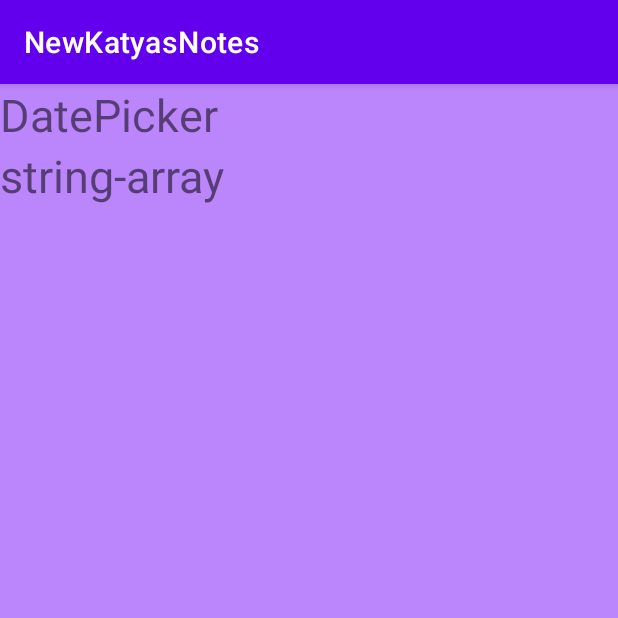
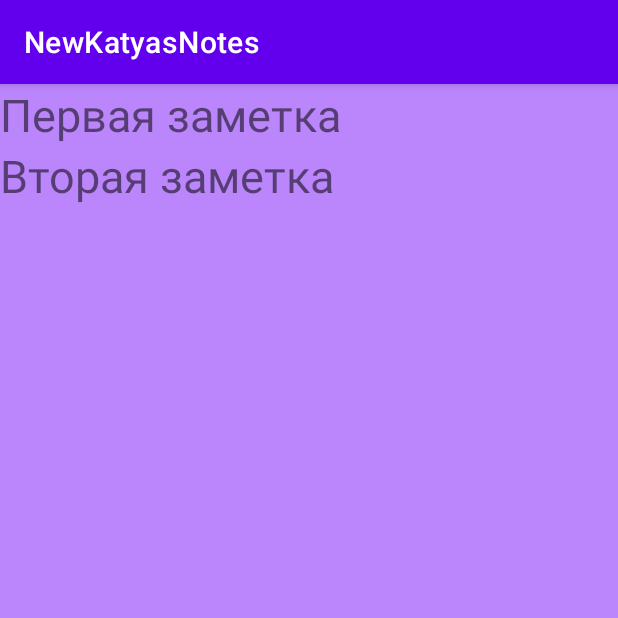
Before and after one commit to KaterinaTroitskaya/NewKatyasNotes, an Android app: the screen it shows after launch (MainActivity), on a phone screen of 412 x 824 dp, the top half of it. Run offline under Robolectric (Android 15) with nearby library versions, the phone set to English and light mode, and no system bars.

Commit message:
Дописала неработающее приложение буквально по коду урока. В горизонтальном положении открывается и сразу падает. В вертикальном отображает нормально фрагмент с названиями, а фрагмент с текстом слипается с названием. При повороте экрана сразу - падает. Если сначала выбрать заметку, то переходит в горизонтальное положение, но текст заметки отображается слева, вместе с названием. Все попытки починить приводят только к еще большей поломке.

```diff
--- a/app/src/main/java/com/example/newkatyasnotes/MainActivity.java
+++ b/app/src/main/java/com/example/newkatyasnotes/MainActivity.java
@@ -1,11 +1,9 @@
 package com.example.newkatyasnotes;
+
+import android.os.Bundle;
 
 import androidx.appcompat.app.AppCompatActivity;
 import androidx.fragment.app.Fragment;
-
-import android.content.res.Configuration;
-import android.media.VolumeShaper;
-import android.os.Bundle;
 
 public class MainActivity extends AppCompatActivity {
 
--- a/app/src/main/res/layout-land/activity_main.xml
+++ b/app/src/main/res/layout-land/activity_main.xml
@@ -1,9 +1,9 @@
 <?xml version="1.0" encoding="utf-8"?>
 <LinearLayout xmlns:android="http://schemas.android.com/apk/res/android"
-    xmlns:app="http://schemas.android.com/apk/res-auto"
     xmlns:tools="http://schemas.android.com/tools"
     android:layout_width="match_parent"
     android:layout_height="match_parent"
+    android:orientation="horizontal"
     tools:context=".MainActivity">
 
     <FrameLayout
--- a/app/src/main/res/layout/activity_main.xml
+++ b/app/src/main/res/layout/activity_main.xml
@@ -1,6 +1,5 @@
 <?xml version="1.0" encoding="utf-8"?>
 <LinearLayout xmlns:android="http://schemas.android.com/apk/res/android"
-    xmlns:app="http://schemas.android.com/apk/res-auto"
     xmlns:tools="http://schemas.android.com/tools"
     android:layout_width="match_parent"
     android:layout_height="match_parent"
--- a/app/src/main/res/layout/fragment_texts.xml
+++ b/app/src/main/res/layout/fragment_texts.xml
@@ -6,13 +6,13 @@
     android:background="@color/purple_700">
 
     <androidx.appcompat.widget.AppCompatTextView
-        android:id="@+id/notesNameView"
+        android:id="@+id/namesTextView"
         android:textSize="@dimen/textsize"
         android:layout_width="wrap_content"
         android:layout_height="wrap_content" />
 
     <androidx.appcompat.widget.AppCompatTextView
-        android:id="@+id/notesTextView"
+        android:id="@+id/textsTextView"
         android:textSize="@dimen/textsize"
         android:layout_width="wrap_content"
         android:layout_height="wrap_content" />
--- a/app/src/main/res/values/arrays.xml
+++ b/app/src/main/res/values/arrays.xml
@@ -1,13 +1,13 @@
 <?xml version="1.0" encoding="utf-8"?>
 <resources>
     <string-array name="notes_names">
-        <item>DatePicker</item>
-        <item>string-array</item>
+        <item>Первая заметка</item>
+        <item>Вторая заметка</item>
     </string-array>
 
     <string-array name="notes_texts">
-        <item>The DatePicker control allows the user to enter a date as text or to select a date from a calendar popup. The calendar is based on either the standard ISO-8601 chronology or any of the other chronology classes defined in the java.time.chrono package.</item>
-        <item>Ресурсы массивов строк представляют элемент типа string-array. Они могут находится в каталоге res/values в xml-файле с произвольным именем.</item>
+        <item>Вот такая отличная первая заметка</item>
+        <item>Не менее замечательная вторая заметка</item>
     </string-array>
 
 
```
Also changed, not shown: app/src/main/java/com/example/newkatyasnotes/Note.java (+0 -19 lines), app/src/main/java/com/example/newkatyasnotes/NotesFragment.java (+12 -9 lines), app/src/main/java/com/example/newkatyasnotes/TextsFragment.java (+7 -11 lines).
